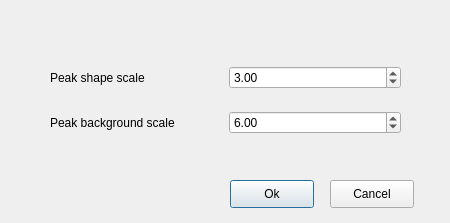
First picture: the form in apps/nsxqt/ui/DialogIntegrate.ui, repository k61n/openhkl, before the edit.
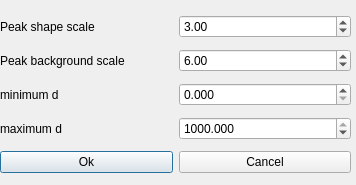
Second picture: the form after the edit.

Commit message: peak center predciton; API cleanup

Patch:
```diff
--- a/apps/nsxqt/ui/DialogIntegrate.ui
+++ b/apps/nsxqt/ui/DialogIntegrate.ui
@@ -6,8 +6,8 @@
    <rect>
     <x>0</x>
     <y>0</y>
-    <width>450</width>
-    <height>223</height>
+    <width>356</width>
+    <height>185</height>
    </rect>
   </property>
   <property name="windowTitle">
@@ -19,10 +19,10 @@
   <widget class="QWidget" name="gridLayoutWidget">
    <property name="geometry">
     <rect>
-     <x>50</x>
-     <y>50</y>
+     <x>0</x>
+     <y>10</y>
      <width>351</width>
-     <height>101</height>
+     <height>170</height>
     </rect>
    </property>
    <layout class="QGridLayout" name="gridLayout">
@@ -33,20 +33,10 @@
       </property>
      </widget>
     </item>
-    <item row="0" column="0">
-     <widget class="QLabel" name="label_2">
+    <item row="3" column="0">
+     <widget class="QLabel" name="label_4">
       <property name="text">
-       <string>Peak shape scale</string>
-      </property>
-     </widget>
-    </item>
-    <item row="0" column="1">
-     <widget class="QDoubleSpinBox" name="shapeScale">
-      <property name="singleStep">
-       <double>0.010000000000000</double>
-      </property>
-      <property name="value">
-       <double>3.000000000000000</double>
+       <string>maximum d</string>
       </property>
      </widget>
     </item>
@@ -60,34 +50,75 @@
       </property>
      </widget>
     </item>
+    <item row="0" column="1">
+     <widget class="QDoubleSpinBox" name="peakScale">
+      <property name="singleStep">
+       <double>0.010000000000000</double>
+      </property>
+      <property name="value">
+       <double>3.000000000000000</double>
+      </property>
+     </widget>
+    </item>
+    <item row="0" column="0">
+     <widget class="QLabel" name="label_2">
+      <property name="text">
+       <string>Peak shape scale</string>
+      </property>
+     </widget>
+    </item>
+    <item row="3" column="1">
+     <widget class="QDoubleSpinBox" name="dMax">
+      <property name="decimals">
+       <number>3</number>
+      </property>
+      <property name="maximum">
+       <double>1000.000000000000000</double>
+      </property>
+      <property name="singleStep">
+       <double>0.001000000000000</double>
+      </property>
+      <property name="value">
+       <double>1000.000000000000000</double>
+      </property>
+     </widget>
+    </item>
+    <item row="2" column="0">
+     <widget class="QLabel" name="label_3">
+      <property name="text">
+       <string>minimum d</string>
+      </property>
+     </widget>
+    </item>
+    <item row="2" column="1">
+     <widget class="QDoubleSpinBox" name="dMin">
+      <property name="decimals">
+       <number>3</number>
+      </property>
+      <property name="maximum">
+       <double>1000.000000000000000</double>
+      </property>
+      <property name="singleStep">
+       <double>0.001000000000000</double>
+      </property>
+     </widget>
+    </item>
+    <item row="4" column="0">
+     <widget class="QPushButton" name="okButton">
+      <property name="text">
+       <string>Ok</string>
+      </property>
+     </widget>
+    </item>
+    <item row="4" column="1">
+     <widget class="QPushButton" name="cancelButton">
+      <property name="text">
+       <string>Cancel</string>
+      </property>
+     </widget>
+    </item>
    </layout>
   </widget>
-  <widget class="QPushButton" name="okButton">
-   <property name="geometry">
-    <rect>
-     <x>230</x>
-     <y>180</y>
-     <width>84</width>
-     <height>28</height>
-    </rect>
-   </property>
-   <property name="text">
-    <string>Ok</string>
-   </property>
-  </widget>
-  <widget class="QPushButton" name="cancelButton">
-   <property name="geometry">
-    <rect>
-     <x>330</x>
-     <y>180</y>
-     <width>84</width>
-     <height>28</height>
-    </rect>
-   </property>
-   <property name="text">
-    <string>Cancel</string>
-   </property>
-  </widget>
  </widget>
  <resources/>
  <connections/>
```
The commit also changes 30 other files.
